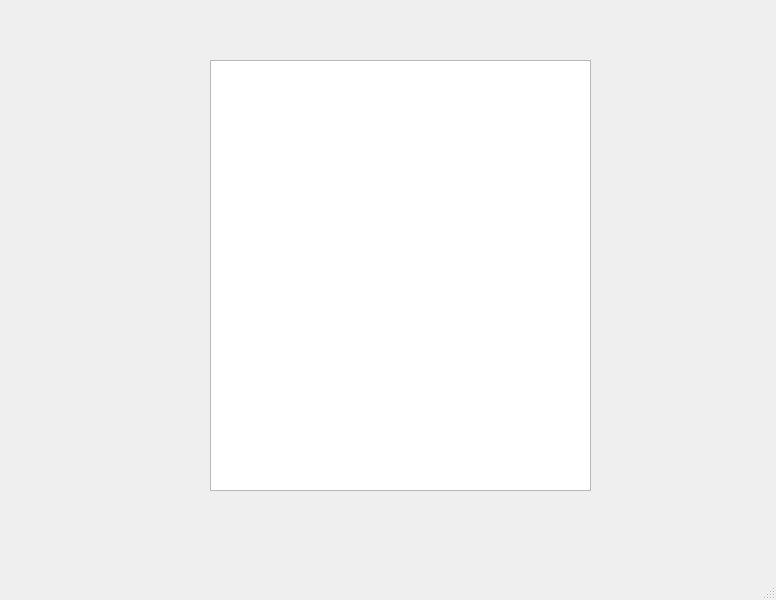
The window that src/ui/DCSExport.ui (JedimasterLu/pydcsExport) describes before a commit, drawn with Qt 5.
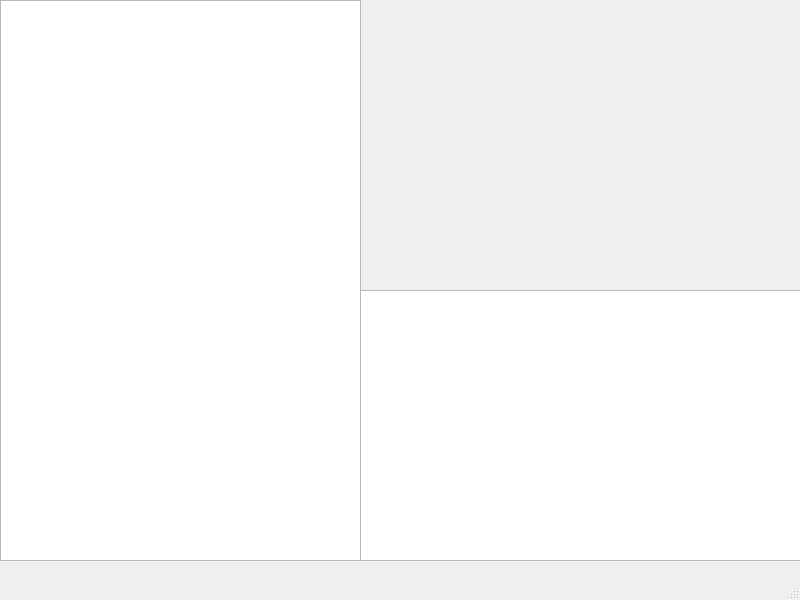
The same window after the commit.

Commit message: Msg diaplay in table.

```diff
--- a/src/ui/DCSExport.ui
+++ b/src/ui/DCSExport.ui
@@ -6,7 +6,7 @@
    <rect>
     <x>0</x>
     <y>0</y>
-    <width>776</width>
+    <width>800</width>
     <height>600</height>
    </rect>
   </property>
@@ -17,10 +17,10 @@
    <widget class="QTextBrowser" name="console">
     <property name="geometry">
      <rect>
-      <x>210</x>
-      <y>60</y>
-      <width>381</width>
-      <height>431</height>
+      <x>360</x>
+      <y>290</y>
+      <width>441</width>
+      <height>271</height>
      </rect>
     </property>
     <property name="font">
@@ -30,6 +30,16 @@
      </font>
     </property>
    </widget>
+   <widget class="QTableWidget" name="table">
+    <property name="geometry">
+     <rect>
+      <x>0</x>
+      <y>0</y>
+      <width>361</width>
+      <height>561</height>
+     </rect>
+    </property>
+   </widget>
   </widget>
   <widget class="QStatusBar" name="statusbar"/>
   <widget class="QMenuBar" name="menuBar">
```
Left out of the diff: 2 changed lines with no effect on the pictures. The commit also changes 5 other files.
